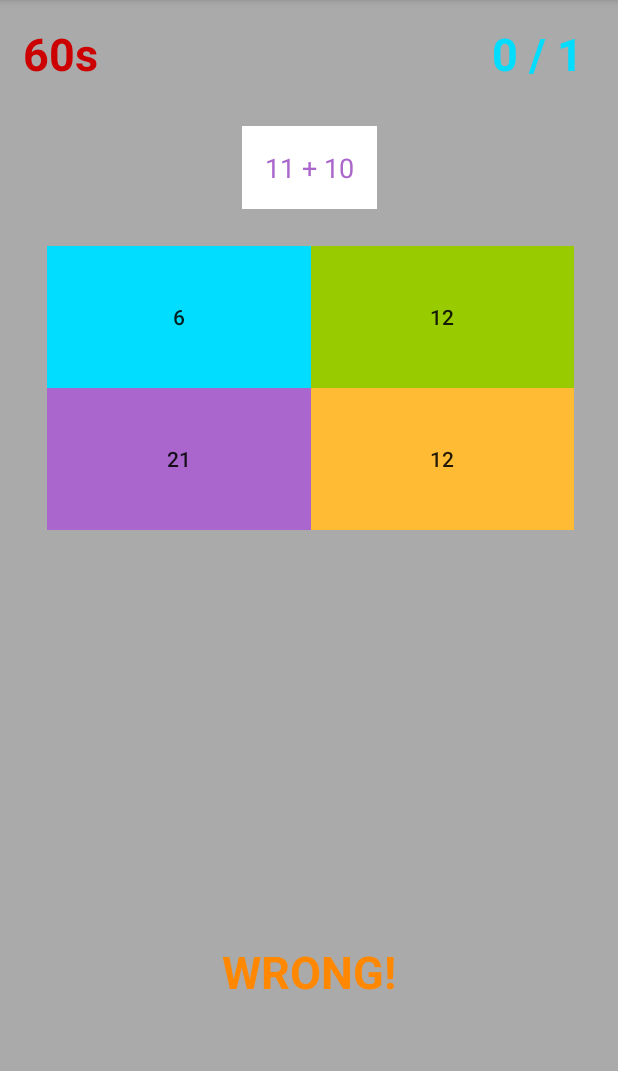
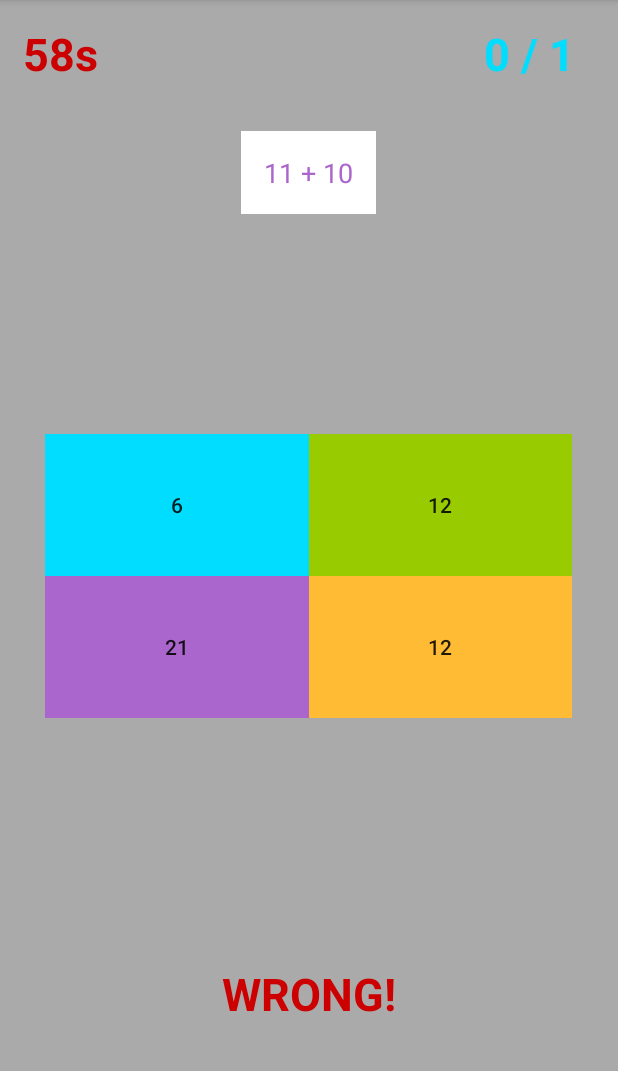
Before and after one commit to manoj1995madushanka/androidKidBrainTrainerGame, an Android app: the screen it shows after launch (MainActivity), after a tap on "12", on a phone screen of 412 x 824 dp, the part 84-1155 px from its top. Run offline under Robolectric (Android 15) with nearby library versions, the phone set to English and light mode, and no system bars; 1 other tap on this screen came first.

Commit message:
game done for + operation

```diff
--- a/app/src/main/java/com/firewire/manumax/mathtrainer/MainActivity.java
+++ b/app/src/main/java/com/firewire/manumax/mathtrainer/MainActivity.java
@@ -1,10 +1,12 @@
 package com.firewire.manumax.mathtrainer;
 
+import android.os.CountDownTimer;
 import android.support.v7.app.AppCompatActivity;
 import android.os.Bundle;
 import android.util.Log;
 import android.view.View;
 import android.widget.Button;
+import android.widget.RelativeLayout;
 import android.widget.TextView;
 
 import java.util.ArrayList;
@@ -19,16 +21,50 @@ public class MainActivity extends AppCompatActivity {
     Button button1;
     Button button2;
     Button button3;
+    Button btnplayAgain;
 
     TextView resultTextView;
     TextView pointsTextView;
     TextView sumTextView;
+    TextView timerTextView;
+
+    RelativeLayout game;
 
     ArrayList<Integer> answers=new ArrayList<Integer>();
+
+    //String operation[]={"+",}
 
     int locationOfCorrectAnswer;
     int score=0;
     int numberOfQuetions=0;
+
+    public void playAgain(View view){
+        score=0;
+        numberOfQuetions=0;
+
+        timerTextView.setText("60s");
+        pointsTextView.setText("0/0");
+        resultTextView.setText("");
+
+        btnplayAgain.setVisibility(View.INVISIBLE);
+
+        generateQuestion();
+
+        new CountDownTimer(60200,1000){
+
+            @Override
+            public void onTick(long millisUntilFinished) {
+                timerTextView.setText(String.valueOf(millisUntilFinished/1000)+"s");
+            }
+
+            @Override
+            public void onFinish() {
+                btnplayAgain.setVisibility(View.VISIBLE);
+                timerTextView.setText("0s");
+                resultTextView.setText("Your Score : "+ Integer.toString(score)+" / "+Integer.toString(numberOfQuetions));
+            }
+        }.start();
+    }
 
     public void generateQuestion(){
         Random rand=new Random();
@@ -76,8 +112,11 @@ public class MainActivity extends AppCompatActivity {
     }
 
     public void start(View view){
-        //btnGo.setVisible()
+
         btnGo.setVisibility(View.INVISIBLE);
+        game.setVisibility(RelativeLayout.VISIBLE);
+
+        playAgain(findViewById(R.id.btnplayAgain));
     }
 
     @Override
@@ -91,6 +130,10 @@ public class MainActivity extends AppCompatActivity {
         button1=(Button)findViewById(R.id.button1);
         button2=(Button)findViewById(R.id.button2);
         button3=(Button)findViewById(R.id.button3);
+        btnplayAgain=(Button)findViewById(R.id.btnplayAgain);
+        game=(RelativeLayout)findViewById(R.id.game);
+
+        timerTextView=(TextView)findViewById(R.id.timerTextView);
 
         resultTextView=(TextView)findViewById(R.id.resultTextView);
 
@@ -98,8 +141,6 @@ public class MainActivity extends AppCompatActivity {
 
 
 
-        generateQuestion();
-
 
     }
 
--- a/app/src/main/res/layout/activity_main.xml
+++ b/app/src/main/res/layout/activity_main.xml
@@ -8,14 +8,15 @@
     tools:context=".MainActivity"
     tools:layout_editor_absoluteY="81dp">
 
+    <RelativeLayout
+        android:layout_width="match_parent"
+        android:layout_height="match_parent">
+
         <Button
             android:id="@+id/btnGo"
             android:layout_width="wrap_content"
             android:layout_height="wrap_content"
-        android:layout_marginBottom="8dp"
-        android:layout_marginEnd="8dp"
-        android:layout_marginStart="8dp"
-        android:layout_marginTop="8dp"
+            android:layout_centerInParent="true"
             android:background="@android:color/holo_orange_light"
             android:onClick="start"
             android:padding="20dp"
@@ -23,64 +24,58 @@
             android:textAlignment="center"
             android:textSize="80sp"
             android:textStyle="bold"
-        android:visibility="invisible"
+            android:visibility="visible"
             app:layout_constraintBottom_toBottomOf="parent"
             app:layout_constraintEnd_toEndOf="parent"
             app:layout_constraintStart_toStartOf="parent"
             app:layout_constraintTop_toTopOf="parent" />
 
-    <TextView
-        android:id="@+id/timerTextView"
+        <RelativeLayout
+            android:id="@+id/game"
+            android:layout_width="match_parent"
+            android:layout_height="match_parent"
+            android:visibility="invisible">
+
+            <Button
+                android:id="@+id/btnplayAgain"
                 android:layout_width="wrap_content"
                 android:layout_height="wrap_content"
-        android:padding="15dp"
-        android:text="60s"
+                android:layout_alignParentBottom="true"
+                android:layout_centerHorizontal="true"
+                android:layout_marginBottom="21dp"
+                android:background="@android:color/holo_blue_light"
+                android:onClick="playAgain"
+                android:text="Play Again..."
                 android:textAlignment="center"
+                android:textColor="@android:color/holo_orange_dark"
+                android:textSize="36sp"
+                android:textStyle="bold"
+                android:visibility="invisible"
+                app:layout_constraintBottom_toBottomOf="parent"
+                app:layout_constraintEnd_toEndOf="parent"
+                app:layout_constraintStart_toStartOf="parent"
+                app:layout_constraintTop_toTopOf="parent"
+                app:layout_constraintVertical_bias="0.959" />
+
+            <TextView
+                android:id="@+id/resultTextView"
+                android:layout_width="wrap_content"
+                android:layout_height="wrap_content"
+                android:layout_alignParentBottom="true"
+                android:layout_centerHorizontal="true"
+                android:layout_marginBottom="85dp"
                 android:textColor="@android:color/holo_red_dark"
                 android:textSize="30sp"
                 android:textStyle="bold"
-        tools:layout_editor_absoluteX="16dp"
-        tools:layout_editor_absoluteY="16dp" />
-
-    <TextView
-        android:id="@+id/pointsTextView"
-        android:layout_width="wrap_content"
-        android:layout_height="wrap_content"
-        android:layout_marginEnd="8dp"
-        android:padding="15dp"
-        android:text="0/0"
-        android:textAlignment="center"
-        android:textColor="@android:color/holo_blue_bright"
-        android:textSize="30sp"
-        android:textStyle="bold"
+                app:layout_constraintBottom_toBottomOf="parent"
                 app:layout_constraintEnd_toEndOf="parent"
-        tools:layout_editor_absoluteY="16dp" />
-
-    <TextView
-        android:id="@+id/sumTextView"
-        android:layout_width="wrap_content"
-        android:layout_height="wrap_content"
-        android:layout_marginEnd="8dp"
-        android:layout_marginStart="8dp"
-        android:layout_marginTop="84dp"
-        android:background="@android:color/white"
-        android:padding="15dp"
-        android:text="12+3"
-        android:textAlignment="center"
-        android:textColor="@android:color/holo_purple"
-        android:textSize="18sp"
-        app:layout_constraintEnd_toEndOf="parent"
-        app:layout_constraintStart_toStartOf="parent"
-        app:layout_constraintTop_toTopOf="parent" />
+                app:layout_constraintStart_toStartOf="parent" />
 
             <android.support.v7.widget.GridLayout
                 android:id="@+id/gridLayout"
                 android:layout_width="351dp"
                 android:layout_height="189dp"
-        android:layout_marginBottom="8dp"
-        android:layout_marginEnd="8dp"
-        android:layout_marginStart="8dp"
-        android:layout_marginTop="164dp"
+                android:layout_centerInParent="true"
                 app:layout_constraintBottom_toBottomOf="parent"
                 app:layout_constraintEnd_toEndOf="parent"
                 app:layout_constraintHorizontal_bias="0.529"
@@ -155,16 +150,50 @@
             </android.support.v7.widget.GridLayout>
 
             <TextView
-        android:id="@+id/resultTextView"
+                android:id="@+id/sumTextView"
                 android:layout_width="wrap_content"
                 android:layout_height="wrap_content"
-        android:layout_marginBottom="100dp"
-        android:layout_marginEnd="8dp"
-        android:layout_marginStart="8dp"
-        android:textColor="@android:color/holo_orange_dark"
+                android:layout_alignParentTop="true"
+                android:layout_centerHorizontal="true"
+                android:layout_marginTop="87dp"
+                android:background="@android:color/white"
+                android:padding="15dp"
+                android:text="12+3"
+                android:textAlignment="center"
+                android:textColor="@android:color/holo_purple"
+                android:textSize="18sp"
+                app:layout_constraintEnd_toEndOf="parent"
+                app:layout_constraintStart_toStartOf="parent"
+                app:layout_constraintTop_toTopOf="parent" />
+
+            <TextView
+                android:id="@+id/pointsTextView"
+                android:layout_width="wrap_content"
+                android:layout_height="wrap_content"
+                android:layout_alignParentEnd="true"
+                android:layout_marginEnd="13dp"
+                android:padding="15dp"
+                android:text="0/0"
+                android:textAlignment="center"
+                android:textColor="@android:color/holo_blue_bright"
                 android:textSize="30sp"
                 android:textStyle="bold"
-        app:layout_constraintBottom_toBottomOf="parent"
                 app:layout_constraintEnd_toEndOf="parent"
-        app:layout_constraintStart_toStartOf="parent" />
+                tools:layout_editor_absoluteY="16dp" />
+
+            <TextView
+                android:id="@+id/timerTextView"
+                android:layout_width="wrap_content"
+                android:layout_height="wrap_content"
+                android:padding="15dp"
+                android:text="60s"
+                android:textAlignment="center"
+                android:textColor="@android:color/holo_red_dark"
+                android:textSize="30sp"
+                android:textStyle="bold"
+                tools:layout_editor_absoluteX="16dp"
+                tools:layout_editor_absoluteY="16dp" />
+        </RelativeLayout>
+    </RelativeLayout>
+
 </android.support.constraint.ConstraintLayout>
```
Lines whose indentation alone changed are shown as unchanged.
